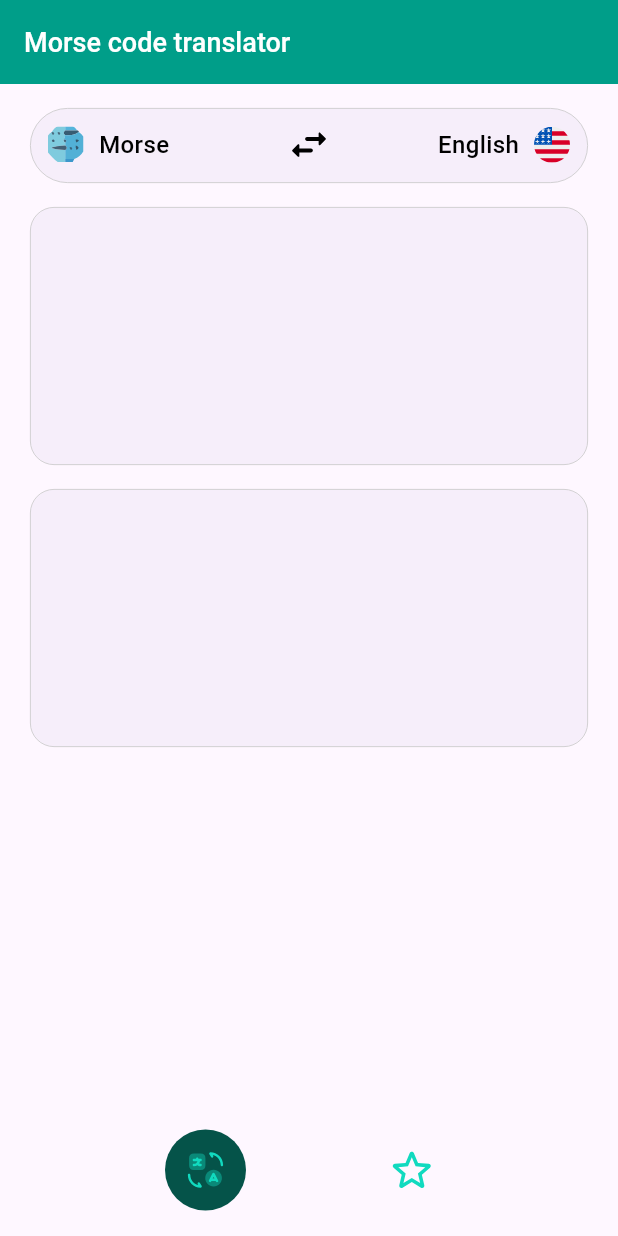
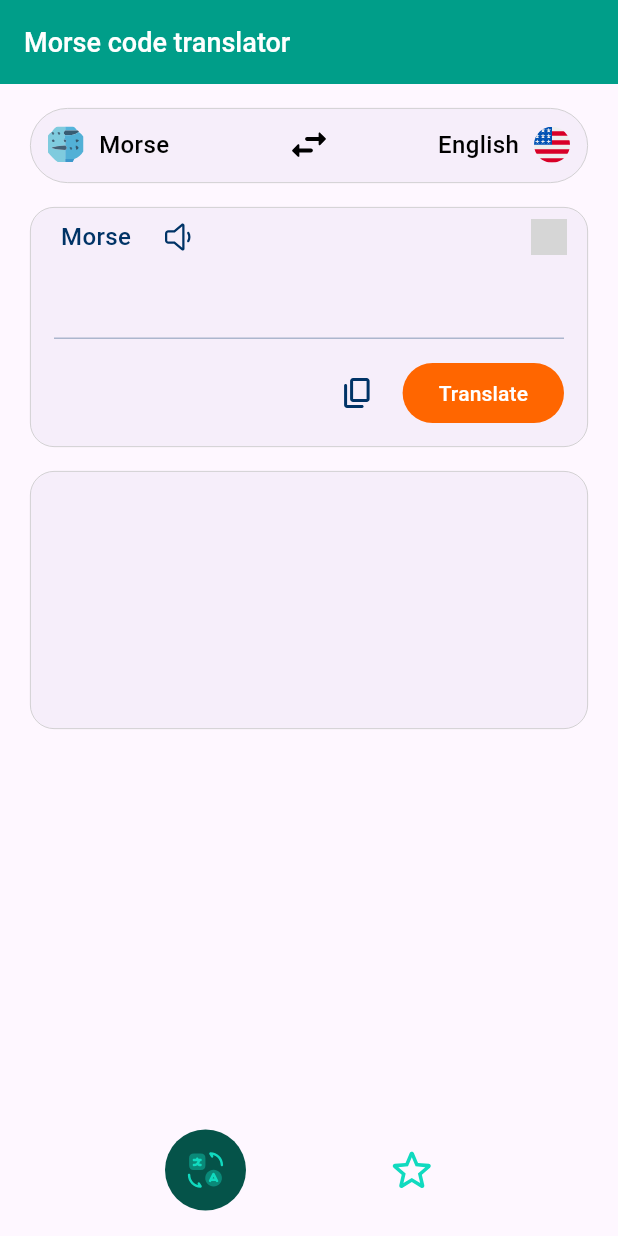
Before and after one commit to M1XAJIbI4/morse_code, a Flutter app: the screen it shows after launch, after a tap on an icon or button, on a phone screen of 412 x 824 dp. Run offline on Flutter 3.47's test engine with Material 3 defaults, Android fonts, the phone set to English and light mode, and no system bars; our stand-ins replace flutter_bloc, flutter_svg, gap, get_it, hive, injectable and 3 more; accounts and stored records are empty; generated files the repository leaves out were written again; grey boxes are pictures that could not be loaded.

Commit message:
First implementation of first tab top card UI

```diff
--- a/lib/domain/bloc/translator_bloc/translator_bloc.dart
+++ b/lib/domain/bloc/translator_bloc/translator_bloc.dart
@@ -45,10 +45,13 @@ class TranslatorBloc extends Bloc<TranslatorEvent, TranslatorState> {
         event.morseText,
       );
 
+      print('FOOBAR 1 -$resume $eventOriginal $eventMorse');
       if (eventOriginal == _currentOriginal ||
           eventMorse == _currentMorse) {
         return;
       }
+
+      print('FOOBAR 2');
 
       emit(TranslatorStateLoading());
       final (newOriginal, newMorse) = switch (resume) {
@@ -62,7 +65,7 @@ class TranslatorBloc extends Bloc<TranslatorEvent, TranslatorState> {
 
       _currentMorse = newMorse;
       _currentOriginal = newOriginal;
-
+      print('FOOBAR 3 - $_currentMorse $_currentOriginal');
       await _emitReady(emit);
     } catch (_) {
       emit(TranslatorStateError(errMessage: 'errMessage'));
@@ -93,4 +96,7 @@ class TranslatorBloc extends Bloc<TranslatorEvent, TranslatorState> {
     }
     return result;
   }
+
+  String get currentOriginal => _currentOriginal;
+  String get currentMorse => _currentMorse;
 }
--- /dev/null
+++ b/lib/presentation/design/morse_text.dart
@@ -0,0 +1,19 @@
+import 'package:flutter/material.dart';
+import 'package:morse_code/presentation/design/desing_title_text.dart';
+
+class MorseText extends StatelessWidget {
+  final Color color;
+
+  const MorseText({
+    this.color = Colors.black,
+    super.key,
+  });
+
+  @override
+  Widget build(BuildContext context) {
+    return DesignTitleText(
+      text: 'Morse',
+      color: color,
+    );
+  }
+}
--- a/lib/presentation/home_screen/home_screen.dart
+++ b/lib/presentation/home_screen/home_screen.dart
@@ -4,6 +4,7 @@ import 'package:flutter_bloc/flutter_bloc.dart';
 import 'package:flutter_svg/svg.dart';
 import 'package:morse_code/domain/bloc/favorites_action_bloc/favorites_action_bloc.dart';
 import 'package:morse_code/domain/bloc/favorites_phrases_cubit/favorites_phrases_cubit.dart';
+import 'package:morse_code/domain/bloc/translator_bloc/translator_bloc.dart';
 import 'package:morse_code/gen/assets.gen.dart';
 import 'package:morse_code/injection.dart';
 import 'package:morse_code/presentation/design/design_appbar.dart';
@@ -54,13 +55,20 @@ class _HomeScreenState extends State<HomeScreen> with TickerProviderStateMixin {
   Widget build(BuildContext context) {
     return Scaffold(
       appBar: const DesignAppbar(),
+      resizeToAvoidBottomInset: false,
       body: SafeArea(
+        child: GestureDetector(
+          onTap: () {
+            print('FOOBAR on tap');
+            FocusScope.of(context).unfocus();
+          },
           child: Stack(
             children: [
               MultiBlocProvider(
                 providers: [
                   BlocProvider<FavoritesActionBloc>(create: (ctx) => getIt.get<FavoritesActionBloc>()),
-                BlocProvider<FavoritesPhrasesCubit>(create: (ctx) => getIt.get<FavoritesPhrasesCubit>())
+                  BlocProvider<FavoritesPhrasesCubit>(create: (ctx) => getIt.get<FavoritesPhrasesCubit>()),
+                  BlocProvider<TranslatorBloc>(create: (ctx) => getIt.get<TranslatorBloc>()),
                 ],
                 child: TabBarView(
                   physics: const NeverScrollableScrollPhysics(),
@@ -77,6 +85,7 @@ class _HomeScreenState extends State<HomeScreen> with TickerProviderStateMixin {
                 )
               )
             ],
+          ),
         ),
       ),
     );
--- a/lib/presentation/translator_screen/translator_screen.dart
+++ b/lib/presentation/translator_screen/translator_screen.dart
@@ -1,17 +1,26 @@
 import 'package:flutter/foundation.dart';
 import 'package:flutter/material.dart';
+import 'package:flutter/services.dart';
+import 'package:flutter_bloc/flutter_bloc.dart';
 import 'package:flutter_svg/svg.dart';
 import 'package:gap/gap.dart';
+import 'package:morse_code/domain/bloc/translator_bloc/translator_bloc.dart';
 import 'package:morse_code/domain/models/sup_locale.dart';
 import 'package:morse_code/domain/models/translator_resume.dart';
 import 'package:morse_code/gen/assets.gen.dart';
+import 'package:morse_code/gen/fonts.gen.dart';
 import 'package:morse_code/presentation/application/application.dart';
 import 'package:morse_code/presentation/design/card_decoration.dart';
 import 'package:morse_code/presentation/design/desing_title_text.dart';
+import 'package:morse_code/presentation/design/morse_text.dart';
 import 'package:morse_code/presentation/design/scaling_button.dart';
 
 part 'widgets/swap_widget.dart';
 part 'widgets/swap_button.dart';
+// part 'widgets/sound_button.dart';
+part 'widgets/main_text_card.dart';
+part 'widgets/translate_button.dart';
+part 'widgets/assets_icon_button.dart';
 
 class TranslatorScreen extends StatefulWidget {
   const TranslatorScreen({super.key});
@@ -24,6 +33,16 @@ class _TranslatorScreenState extends State<TranslatorScreen> {
   final _currentSupLocaleNotifier = ValueNotifier<SupLocale>(SupLocale.enEN);
   final _translatorResumeNotifier =
       ValueNotifier<TranslatorResume>(TranslatorResume.textToMorse);
+
+  final _textController = TextEditingController();
+
+  late final TranslatorBloc _translatorBloc;
+
+  @override
+  void initState() {
+    super.initState();
+    _translatorBloc = context.read<TranslatorBloc>();
+  }
 
   @override
   Widget build(BuildContext context) {
@@ -41,11 +60,15 @@ class _TranslatorScreenState extends State<TranslatorScreen> {
               onSwapPressed: () => _onSwapPressed(),
             ),
             const Gap(16),
-            CardDecoration(
-                child: Container(
-              constraints: const BoxConstraints(minHeight: 140),
-            )),
+            // top card
+            _MainTextCard(
+              translatorResumeListenable: _translatorResumeNotifier,
+              localeListenable: _currentSupLocaleNotifier,
+              textController: _textController,
+            ),
             const Gap(16),
+
+            // bottom cart (for translated text)
             CardDecoration(
                 child: Container(
               constraints: const BoxConstraints(minHeight: 140),
@@ -69,6 +92,16 @@ class _TranslatorScreenState extends State<TranslatorScreen> {
   @override
   void dispose() {
     _currentSupLocaleNotifier.dispose();
+    _textController.dispose();
     super.dispose();
   }
 }
+
+class _TranslatedTextCard extends StatelessWidget {
+  const _TranslatedTextCard({super.key});
+
+  @override
+  Widget build(BuildContext context) {
+    return const Placeholder();
+  }
+}
--- /dev/null
+++ b/lib/presentation/translator_screen/widgets/assets_icon_button.dart
@@ -0,0 +1,31 @@
+
+part of '../translator_screen.dart';
+
+class _AssetsIconButton extends StatelessWidget {
+  final VoidCallback onPressed;
+  final String iconPath;
+
+  const _AssetsIconButton({
+    required this.onPressed,
+    required this.iconPath,
+  });
+
+  @override
+  Widget build(BuildContext context) {
+    return ScalingButton(
+      onTap: () {},
+      lowerBound: 0.85,
+      child: SizedBox.square(
+        dimension: 40.0,
+        child: IconButton(
+          onPressed: () => onPressed.call(),
+          style: ButtonStyle(
+            overlayColor: WidgetStatePropertyAll(
+                ApplicationTheme.APPBAR_COLOR.withOpacity(0.1)),
+          ),
+          icon: SvgPicture.asset(iconPath),
+        ),
+      ),
+    );
+  }
+}
--- /dev/null
+++ b/lib/presentation/translator_screen/widgets/main_text_card.dart
@@ -0,0 +1,165 @@
+part of '../translator_screen.dart';
+
+
+class _MainTextCard extends StatefulWidget {
+  final TextEditingController textController;
+  final ValueListenable<TranslatorResume> translatorResumeListenable;
+  final ValueListenable<SupLocale> localeListenable;
+
+  const _MainTextCard({
+    required this.textController,
+    required this.translatorResumeListenable,
+    required this.localeListenable,
+  });
+
+  @override
+  State<_MainTextCard> createState() => _MainTextCardState();
+}
+
+class _MainTextCardState extends State<_MainTextCard> {
+
+  late final TextEditingController _textController;
+  late final TranslatorBloc _translatorBloc;
+
+  @override
+  void initState() {
+    _translatorBloc = context.read<TranslatorBloc>();
+    _textController = widget.textController;
+    super.initState();
+  }
+
+  @override
+  Widget build(BuildContext context) {
+    return CardDecoration(
+      padding: const EdgeInsets.only(left: 16, right: 6.0),
+      child: Column(
+        mainAxisSize: MainAxisSize.min,
+        children: [
+          _titleWidget(),
+          ConstrainedBox(
+            constraints: const BoxConstraints(maxHeight: 110),
+            child: _textFieldWidget(),
+          ),
+          const Gap(16.0),
+          _bottomButtonsWidget(),
+          const Gap(16.0),
+        ],
+      ),
+    );
+  }
+
+  Widget _titleWidget() => Row(
+    mainAxisSize: MainAxisSize.min,
+    mainAxisAlignment: MainAxisAlignment.start,
+    children: [
+      SizedBox(
+        width: 56,
+        child: ValueListenableBuilder<TranslatorResume>(
+          valueListenable: widget.translatorResumeListenable,
+          builder: (_, resume, __) {
+            const textColor = ApplicationTheme.ACTIVE_COLOR;
+            return AnimatedSwitcher(
+              duration: kThemeAnimationDuration,
+              child: resume == TranslatorResume.textToMorse
+                  ? _LocaleText(
+                        localeListenable: widget.localeListenable,
+                        textColor: textColor,
+                    )
+                  : const MorseText(color: textColor)
+            );
+          },
+        ),
+      ),
+      const Gap(8.0),
+      _AssetsIconButton(onPressed: _onSpeakButtonTap, iconPath: Assets.images.speakIcon.path,),
+      const Spacer(),
+      _AssetsIconButton(onPressed: _onCloseButtonTap, iconPath: Assets.images.closeIcon.path),
+      // _CloseButton(onPressed: _onCloseButtonTap),
+    ],
+  );
+
+  Widget _textFieldWidget() => Padding(
+    padding: const EdgeInsets.only(right: 10),
+    child: ValueListenableBuilder<TranslatorResume>(
+      valueListenable: widget.translatorResumeListenable,
+      builder: (_, resume, __) {
+        return TextField(
+          controller: _textController,
+          cursorColor: ApplicationTheme.APPBAR_COLOR,
+          maxLines: null,
+          decoration: InputDecoration(
+            focusedBorder: InputBorder.none,
+            enabledBorder: UnderlineInputBorder(
+              borderSide: BorderSide(
+                color: ApplicationTheme.ACTIVE_COLOR.withOpacity(0.3),
+              ),
+            ),
+          ),
+        );
+      } ,
+    ),
+  );
+
+  Widget _bottomButtonsWidget() => Row(
+    mainAxisAlignment: MainAxisAlignment.end,
+    mainAxisSize: MainAxisSize.min,
+    children: [
+      const Spacer(),
+      _AssetsIconButton(
+        onPressed: _onClipboardButtonTap,
+        iconPath: Assets.images.copyIcon.path,
+      ),
+      const Gap(10.0),
+      Padding(
+        padding: const EdgeInsets.only(right: 10.0),
+        child: _TranslateButton(onTranslatePressed: _onTranslateTap),
+      ),
+      // Container(),
+    ],
+  );
+
+  void _onTranslateTap() {
+    final text = _getCurrentText();
+    if (text.isNotEmpty && text != _translatorBloc.currentOriginal) {
+      _translatorBloc.add(TranslatorTranslateEvent(
+        originalText: text,
+        morseText: null,
+        resume: _currentResume,
+      ));
+    }
+  }
+
+  //TODO: implement
+  void _onSpeakButtonTap() => print('FOOBAR');
+
+  void _onCloseButtonTap() => print('FOOBAR on close tap');
+
+  String _getCurrentText() => _textController.value.text;
+
+  TranslatorResume get _currentResume => widget.translatorResumeListenable.value;
+
+  Future<void> _onClipboardButtonTap() async {
+    final text = _getCurrentText();
+    if (text.isEmpty) return;
+
+    await Clipboard.setData(ClipboardData(text: text));
+    if (!mounted) return;
+    ScaffoldMessenger.of(context).showSnackBar(
+      const SnackBar(
+        backgroundColor: ApplicationTheme.APPBAR_COLOR,
+        content: Center(
+          child: DesignTitleText(
+              text: 'Text copied to clipboard',
+              color: Colors.white,
+            ),
+          ),
+        )
+    );
+  }
+
+  @override
+  void dispose() {
+    _textController.dispose();
+    super.dispose();
+  }
+}
--- a/lib/presentation/translator_screen/widgets/swap_widget.dart
+++ b/lib/presentation/translator_screen/widgets/swap_widget.dart
@@ -42,7 +42,7 @@ class _SwapWidget extends StatelessWidget {
                         const Gap(10),
                         isDefault
                             ? _LocaleText(localeListenable: localeListenable)
-                            : _morseText()
+                            : const MorseText()
                       ],
                     ),
                   );
@@ -68,7 +68,7 @@ class _SwapWidget extends StatelessWidget {
                       children: [
                         !isDefault
                             ? _LocaleText(localeListenable: localeListenable)
-                            : _morseText(),
+                            : const MorseText(),
                         const Gap(10),
                         !isDefault
                             ? _flagIcon()
@@ -88,18 +88,15 @@ class _SwapWidget extends StatelessWidget {
   Widget _morseIcon() => SvgPicture.asset(Assets.images.morseIcon.path);
 
   Widget _flagIcon() => SvgPicture.asset(Assets.images.enFlagIcon.path);
-
-  Widget _morseText() => const DesignTitleText(
-    text: 'Morse',
-    color: Colors.black,
-  );
 }
 
 class _LocaleText extends StatelessWidget {
   final ValueListenable<SupLocale> localeListenable;
+  final Color textColor;
 
   const _LocaleText({
     required this.localeListenable,
+    this.textColor = Colors.black,
   });
 
   @override
@@ -108,7 +105,7 @@ class _LocaleText extends StatelessWidget {
       valueListenable: localeListenable,
       builder: (_, supLocale, __) => DesignTitleText(
         text: supLocale.title,
-        color: Colors.black,
+        color: textColor,
       ),
     );
   }
--- /dev/null
+++ b/lib/presentation/translator_screen/widgets/translate_button.dart
@@ -0,0 +1,41 @@
+part of '../translator_screen.dart';
+
+class _TranslateButton extends StatelessWidget {
+  final VoidCallback onTranslatePressed;
+
+  const _TranslateButton({
+    required this.onTranslatePressed,
+  });
+
+  @override
+  Widget build(BuildContext context) {
+    return ScalingButton(
+      onTap: () {},
+      lowerBound: 0.9,
+      child: SizedBox(
+        height: 40.0,
+        child: ElevatedButton(
+          onPressed: () => onTranslatePressed.call(),
+          style: const ButtonStyle(
+            backgroundColor: WidgetStatePropertyAll(Color(0xFFFF6600)),
+            foregroundColor: WidgetStatePropertyAll(Colors.white),
+            shadowColor: WidgetStatePropertyAll(Colors.transparent),
+            padding: WidgetStatePropertyAll(
+              EdgeInsets.symmetric(horizontal: 24, vertical: 10)
+            ),
+          ),
+          child: const Text(
+            'Translate',
+            style: TextStyle(
+              fontFamily: FontFamily.roboto,
+              fontWeight: FontWeight.w500,
+              fontSize: 14.0,
+              letterSpacing: 0.1,
+              height: 20.0 / 14.0,
+            ),
+          ),
+        ),
+      ),
+    );
+  }
+}
```
Lines whose indentation alone changed are shown as unchanged.
